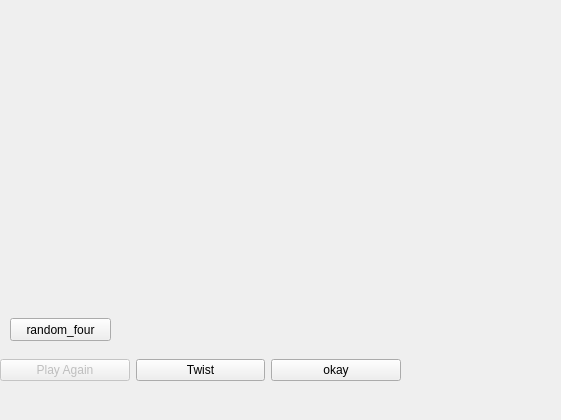
This is src/playwindow.ui in jongseokjeon/Programming-2-Team-3-Project as Qt 5 draws it before an edit; both pictures show x 0 to 561 and y 91 to 511 of the 800 by 511 pixel window. The edited form follows.
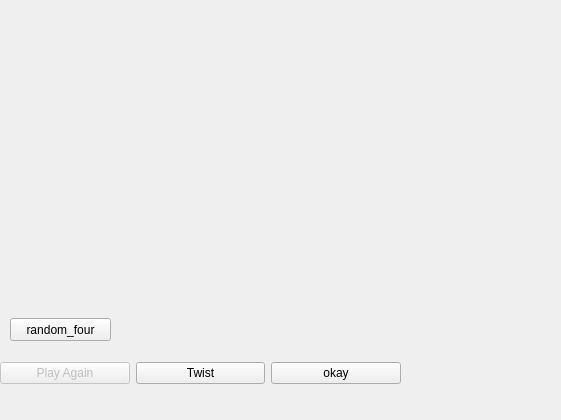
This is the edited form.

What changed in the file:
```diff
--- a/src/playwindow.ui
+++ b/src/playwindow.ui
@@ -644,13 +644,6 @@
        </property>
       </widget>
      </item>
-     <item>
-      <widget class="QLabel" name="card3Label_10">
-       <property name="text">
-        <string/>
-       </property>
-      </widget>
-     </item>
      <item>
       <widget class="QLabel" name="card4Label_10">
        <property name="text">
@@ -658,6 +651,13 @@
        </property>
       </widget>
      </item>
+     <item>
+      <widget class="QLabel" name="card3Label_10">
+       <property name="text">
+        <string/>
+       </property>
+      </widget>
+     </item>
      <item>
       <widget class="QLabel" name="card5Label_10">
        <property name="text">
@@ -708,7 +708,7 @@
       <x>0</x>
       <y>430</y>
       <width>401</width>
-      <height>25</height>
+      <height>30</height>
      </rect>
     </property>
     <layout class="QHBoxLayout" name="horizontalLayout_12">
```
Left out of the diff: 87 changed lines with no effect on the pictures.
